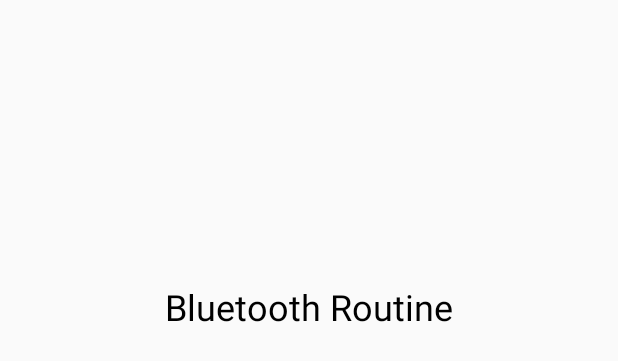
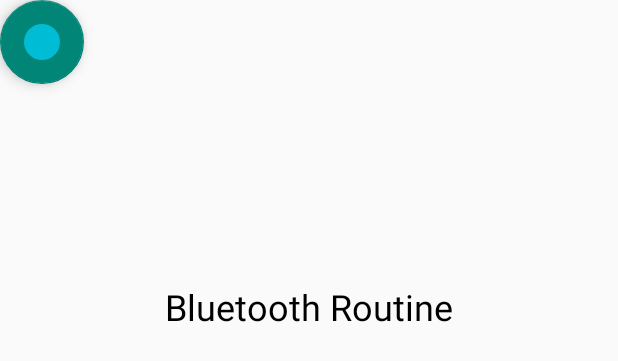
Before and after one commit to 25077667/LTBT-Android, an Android app: the layout activity_bluetooth_routine.xml on its own in the app's theme, with its tools: preview values and no code run, on a phone screen of 412 x 824 dp. Shown: the top 361 px of the screen. Run offline under Robolectric (Android 15) with nearby library versions, the phone set to English and light mode, and no system bars.

```diff
--- /dev/null
+++ b/src/app/src/main/res/drawable/round_button.xml
@@ -0,0 +1,13 @@
+<?xml version="1.0" encoding="utf-8"?>
+<selector xmlns:android="http://schemas.android.com/apk/res/android">
+    <item android:state_pressed="false">
+        <shape android:shape="oval">
+            <solid android:color="#00BCD4"/>
+        </shape>
+    </item>
+    <item android:state_pressed="true">
+        <shape android:shape="oval">
+            <solid android:color="#c20586"/>
+        </shape>
+    </item>
+</selector>
--- a/src/app/src/main/res/layout/activity_bluetooth_routine.xml
+++ b/src/app/src/main/res/layout/activity_bluetooth_routine.xml
@@ -4,15 +4,16 @@
     xmlns:tools="http://schemas.android.com/tools"
     android:layout_width="match_parent"
     android:layout_height="match_parent"
+    android:visibility="visible"
     tools:context=".BluetoothRoutine">
 
     <!--    Listview of paired bluetooth devices  -->
 
     <ListView
         android:id="@+id/listView"
-        android:layout_width="match_parent"
+        style="@style/Widget.AppCompat.ListView"
+        android:layout_width="wrap_content"
         android:layout_height="wrap_content"
-        android:layout_marginBottom="32dp"
         android:visibility="visible"
         app:layout_constraintBottom_toBottomOf="parent"
         app:layout_constraintEnd_toEndOf="parent"
@@ -32,7 +33,20 @@
         android:visibility="visible"
         app:layout_constraintEnd_toEndOf="parent"
         app:layout_constraintStart_toStartOf="parent"
-        app:layout_constraintTop_toTopOf="parent" />
+        app:layout_constraintTop_toTopOf="parent"
+        tools:ignore="HardcodedText" />
+
+    <com.google.android.material.floatingactionbutton.FloatingActionButton
+        android:id="@+id/fab"
+        android:layout_width="wrap_content"
+        android:layout_height="wrap_content"
+        android:layout_gravity="end|bottom"
+        android:layout_margin="16dp"
+        android:contentDescription=""
+        android:src="@drawable/round_button"
+        tools:ignore="MissingConstraints"
+        tools:layout_editor_absoluteX="355dp"
+        tools:layout_editor_absoluteY="675dp" />
 
 
 </androidx.constraintlayout.widget.ConstraintLayout>
```
Also changed, not shown: src/app/src/main/java/macker/ltjh/BluetoothRoutine.kt (+14 -15 lines).
